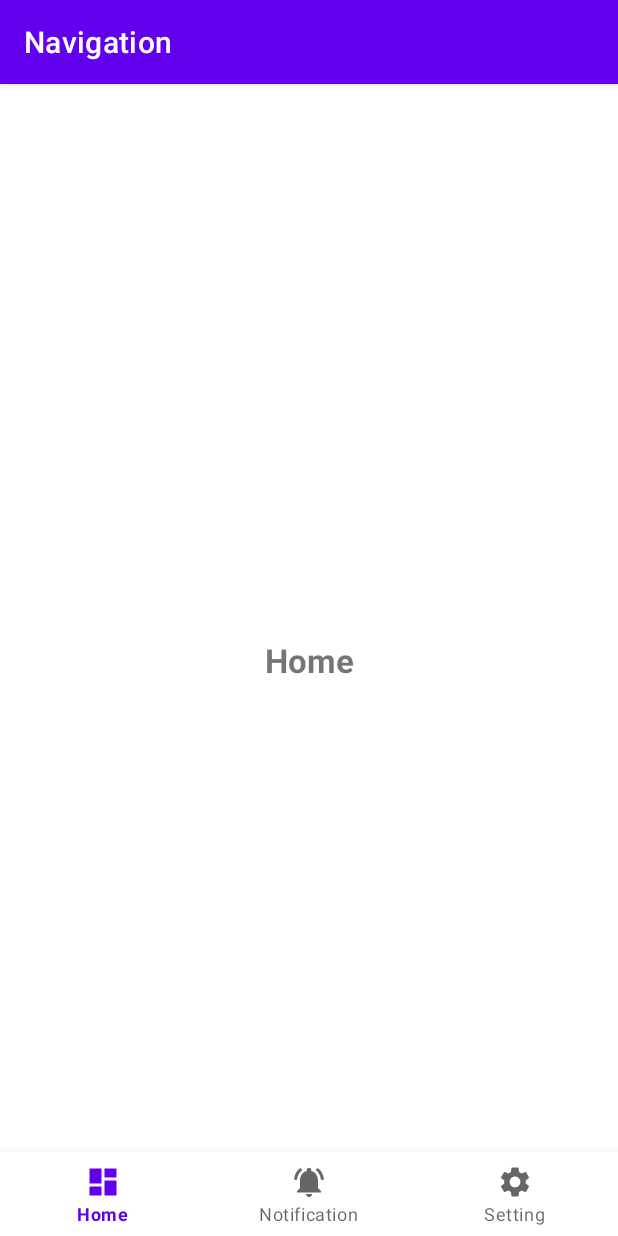
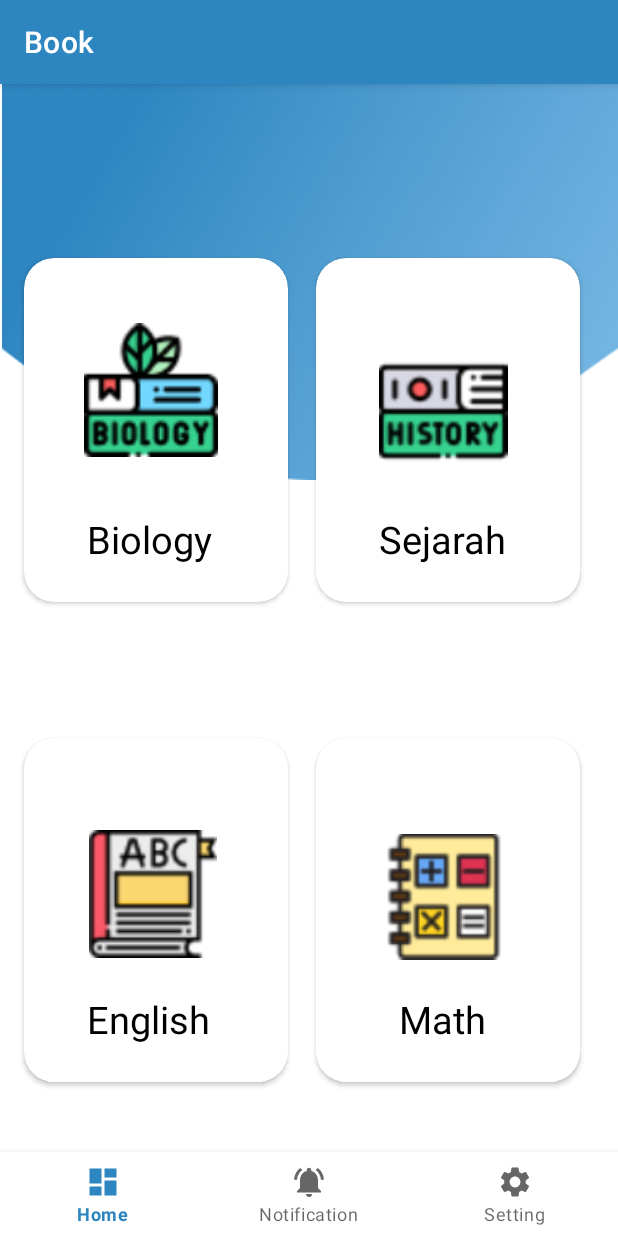
Before and after one commit to musyafaa/BottomNavigation, an Android app: the screen it shows after launch (MainActivity), on a phone screen of 412 x 824 dp. Run offline under Robolectric (Android 15) with nearby library versions, the phone set to English and light mode, and no system bars.

Commit message:
first commit

```diff
--- a/app/src/main/AndroidManifest.xml
+++ b/app/src/main/AndroidManifest.xml
@@ -5,7 +5,7 @@
     <application
         android:allowBackup="true"
         android:icon="@mipmap/ic_launcher"
-        android:label="Navigation"
+        android:label="Book"
         android:roundIcon="@mipmap/ic_launcher_round"
         android:supportsRtl="true"
         android:theme="@style/Theme.BottomNavigation">
--- a/app/src/main/res/layout/fragment_home.xml
+++ b/app/src/main/res/layout/fragment_home.xml
@@ -6,16 +6,136 @@
     android:layout_height="match_parent"
     tools:context=".fragment.HomeFragment">
 
-
-    <TextView
-        android:id="@+id/textView"
-        android:layout_width="wrap_content"
-        android:layout_height="wrap_content"
-        android:text="Home"
-        android:textSize="22sp"
-        android:textStyle="bold"
+    <ImageView
+        android:id="@+id/imageView2"
+        android:layout_width="584dp"
+        android:layout_height="264dp"
+        android:src="@drawable/vector_2"
         app:layout_constraintBottom_toBottomOf="parent"
         app:layout_constraintEnd_toEndOf="parent"
         app:layout_constraintStart_toStartOf="parent"
-        app:layout_constraintTop_toTopOf="parent" />
+        app:layout_constraintTop_toTopOf="parent"
+        app:layout_constraintVertical_bias="0.0" />
+
+    <androidx.cardview.widget.CardView
+        android:layout_width="176dp"
+        android:layout_height="229dp"
+        app:cardCornerRadius="20dp"
+        app:layout_constraintBottom_toBottomOf="parent"
+        app:layout_constraintEnd_toEndOf="parent"
+        app:layout_constraintHorizontal_bias="0.068"
+        app:layout_constraintStart_toStartOf="parent"
+        app:layout_constraintTop_toTopOf="parent"
+        app:layout_constraintVertical_bias="0.215">
+
+        <ImageView
+            android:id="@+id/imageView3"
+            android:layout_width="89dp"
+            android:layout_height="96dp"
+            android:layout_marginLeft="40dp"
+            android:layout_marginTop="40dp"
+            android:src="@drawable/book_1" />
+
+        <TextView
+            android:id="@+id/textView"
+            android:layout_width="wrap_content"
+            android:layout_height="wrap_content"
+            android:text="Biology"
+            android:textColor="@color/black"
+            android:layout_marginTop="170dp"
+            android:layout_marginLeft="42dp"
+            android:textSize="25dp"/>
+
+    </androidx.cardview.widget.CardView>
+
+    <androidx.cardview.widget.CardView
+        android:layout_width="176dp"
+        android:layout_height="229dp"
+        app:cardCornerRadius="20dp"
+        app:layout_constraintBottom_toBottomOf="parent"
+        app:layout_constraintEnd_toEndOf="parent"
+        app:layout_constraintHorizontal_bias="0.893"
+        app:layout_constraintStart_toStartOf="parent"
+        app:layout_constraintTop_toTopOf="parent"
+        app:layout_constraintVertical_bias="0.215">
+
+        <ImageView
+            android:id="@+id/imageView4"
+            android:layout_width="89dp"
+            android:layout_height="86dp"
+            android:layout_marginLeft="40dp"
+            android:layout_marginTop="59dp"
+            android:src="@drawable/book__2__1" />
+
+        <TextView
+            android:id="@+id/textView4"
+            android:layout_width="wrap_content"
+            android:layout_height="wrap_content"
+            android:layout_marginLeft="42dp"
+            android:layout_marginTop="170dp"
+            android:text="Sejarah"
+            android:textColor="@color/black"
+            android:textSize="25dp" />
+    </androidx.cardview.widget.CardView>
+
+    <androidx.cardview.widget.CardView
+        android:layout_width="176dp"
+        android:layout_height="229dp"
+        app:cardCornerRadius="20dp"
+        app:layout_constraintBottom_toBottomOf="parent"
+        app:layout_constraintEnd_toEndOf="parent"
+        app:layout_constraintHorizontal_bias="0.068"
+        app:layout_constraintStart_toStartOf="parent"
+        app:layout_constraintTop_toTopOf="parent"
+        app:layout_constraintVertical_bias="0.81">
+
+        <ImageView
+            android:id="@+id/imageView5"
+            android:layout_width="85dp"
+            android:layout_height="108dp"
+            android:layout_marginLeft="43dp"
+            android:layout_marginTop="50dp"
+            android:src="@drawable/book__1__1" />
+
+        <TextView
+            android:id="@+id/textView5"
+            android:layout_width="wrap_content"
+            android:layout_height="wrap_content"
+            android:layout_marginLeft="42dp"
+            android:layout_marginTop="170dp"
+            android:text="English"
+            android:textColor="@color/black"
+            android:textSize="25dp" />
+
+    </androidx.cardview.widget.CardView>
+
+    <androidx.cardview.widget.CardView
+        android:layout_width="176dp"
+        android:layout_height="229dp"
+        app:cardCornerRadius="20dp"
+        app:layout_constraintBottom_toBottomOf="parent"
+        app:layout_constraintEnd_toEndOf="parent"
+        app:layout_constraintHorizontal_bias="0.893"
+        app:layout_constraintStart_toStartOf="parent"
+        app:layout_constraintTop_toTopOf="parent"
+        app:layout_constraintVertical_bias="0.81" >
+
+        <ImageView
+            android:id="@+id/imageView6"
+            android:layout_width="84dp"
+            android:layout_height="111dp"
+            android:layout_marginLeft="43dp"
+            android:layout_marginTop="50dp"
+            android:src="@drawable/maths_1" />
+
+        <TextView
+            android:id="@+id/textView6"
+            android:layout_width="wrap_content"
+            android:layout_height="wrap_content"
+            android:layout_marginLeft="55dp"
+            android:layout_marginTop="170dp"
+            android:text="Math"
+            android:textColor="@color/black"
+            android:textSize="25dp" />
+    </androidx.cardview.widget.CardView>
 </androidx.constraintlayout.widget.ConstraintLayout>
--- a/app/src/main/res/values/colors.xml
+++ b/app/src/main/res/values/colors.xml
@@ -1,8 +1,8 @@
 <?xml version="1.0" encoding="utf-8"?>
 <resources>
     <color name="purple_200">#FFBB86FC</color>
-    <color name="purple_500">#FF6200EE</color>
-    <color name="purple_700">#FF3700B3</color>
+    <color name="purple_500">#2E86C1</color>
+    <color name="purple_700">#2E86C1</color>
     <color name="teal_200">#FF03DAC5</color>
     <color name="teal_700">#FF018786</color>
     <color name="black">#FF000000</color>
```
Also changed, not shown: app/src/main/res/drawable/book_1.png (added), app/src/main/res/drawable/book__1__1.png (added), app/src/main/res/drawable/book__2__1.png (added), app/src/main/res/drawable/maths_1.png (added), app/src/main/res/drawable/vector_1.png (added), app/src/main/res/drawable/vector_2.png (added), 6 other files.
